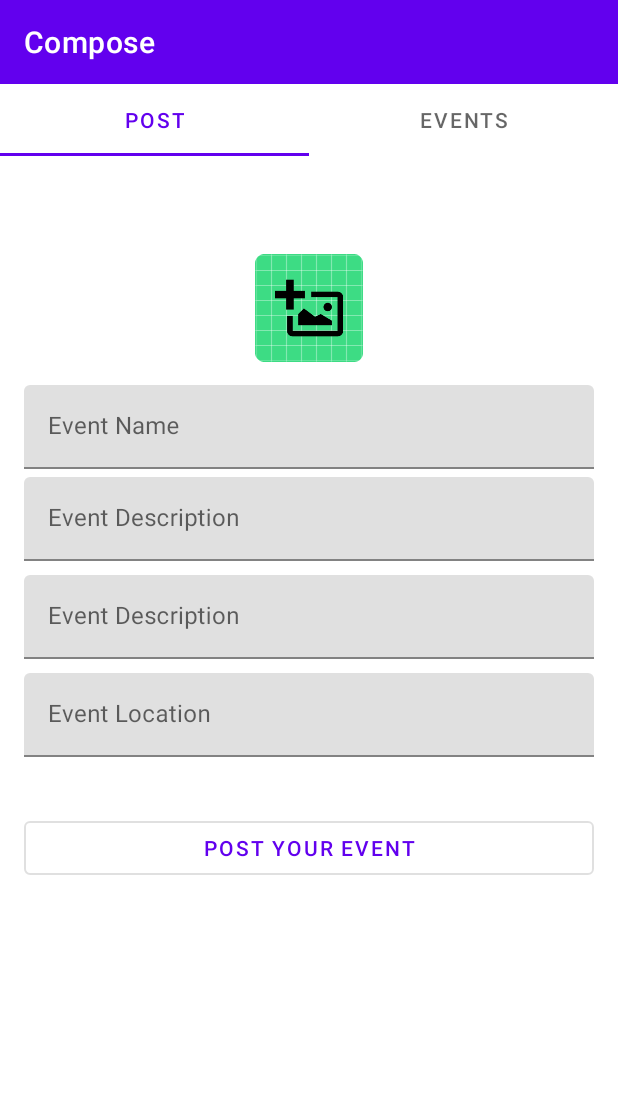
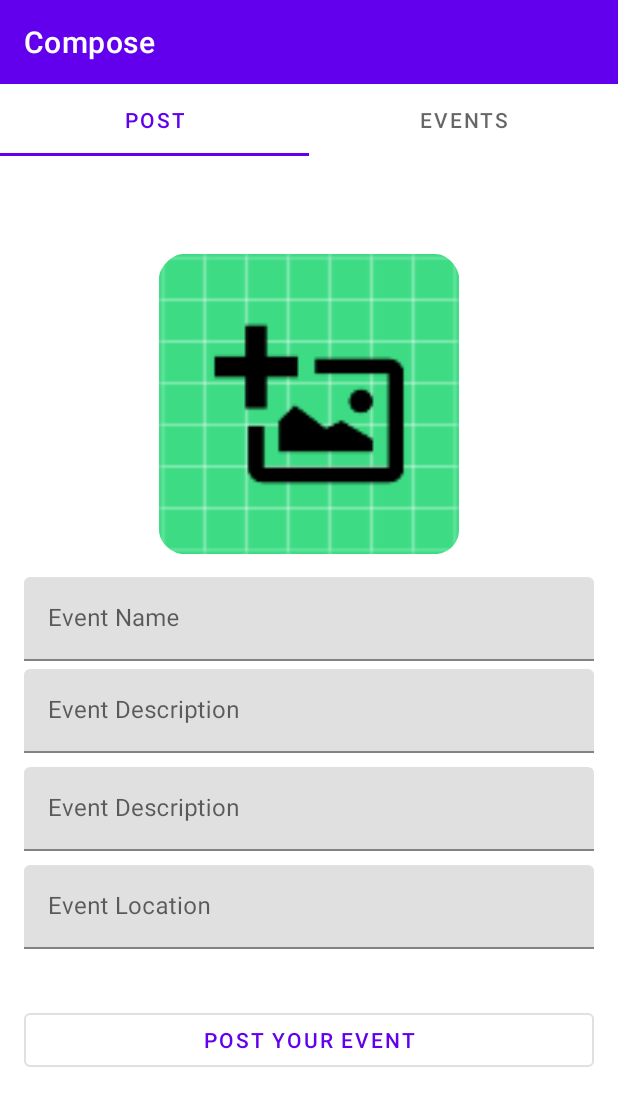
Before and after one commit to patrice99/Patrice-MusicApp, an Android app: the fragment ComposeEventFragment placed in its activity, on a phone screen of 412 x 824 dp. Shown: the top 1106 px of the screen. Run offline under Robolectric (Android 15) with nearby library versions, the phone set to English and light mode, and no system bars; libraries missing offline, so code that uses them is left out: com.parse.

Commit message:
Adjusting size of the ivEventImage

```diff
--- a/app/src/main/res/layout/fragment_compose_event.xml
+++ b/app/src/main/res/layout/fragment_compose_event.xml
@@ -11,8 +11,9 @@
 
     <ImageView
         android:id="@+id/ivEventImage"
-        android:layout_width="wrap_content"
-        android:layout_height="wrap_content"
+        android:layout_width="200dp"
+        android:layout_height="200dp"
+        android:scaleType="centerCrop"
         android:layout_gravity="center_horizontal"
         android:layout_marginTop="65dp"
         android:src="@mipmap/ic_add_image"
```
